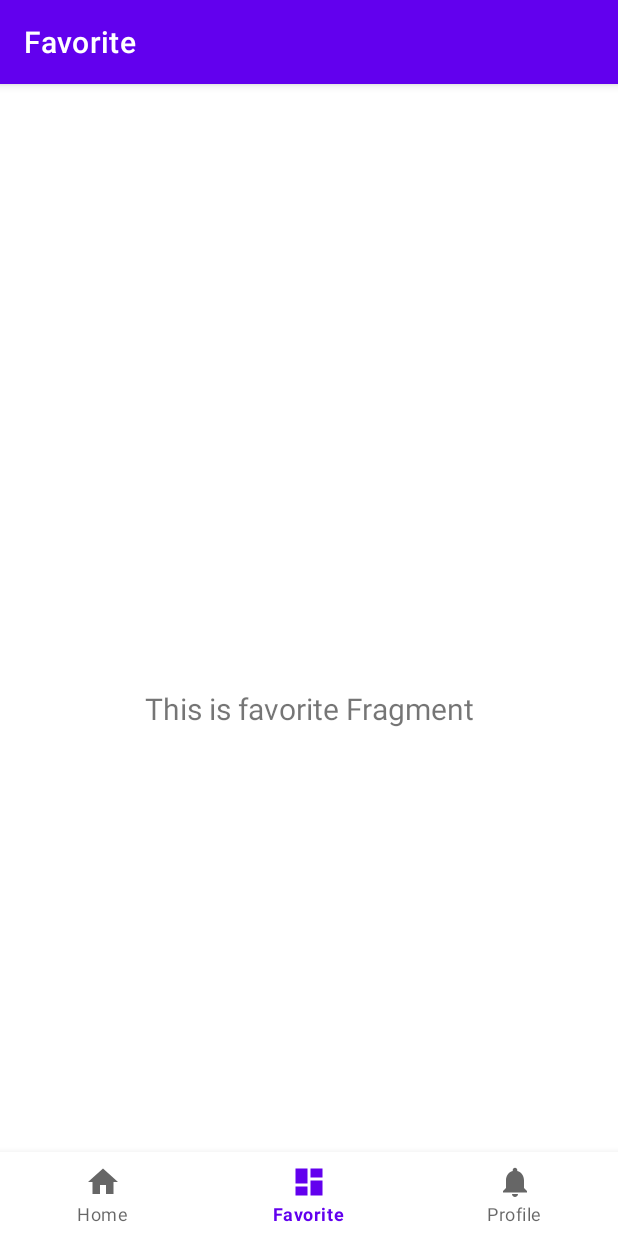
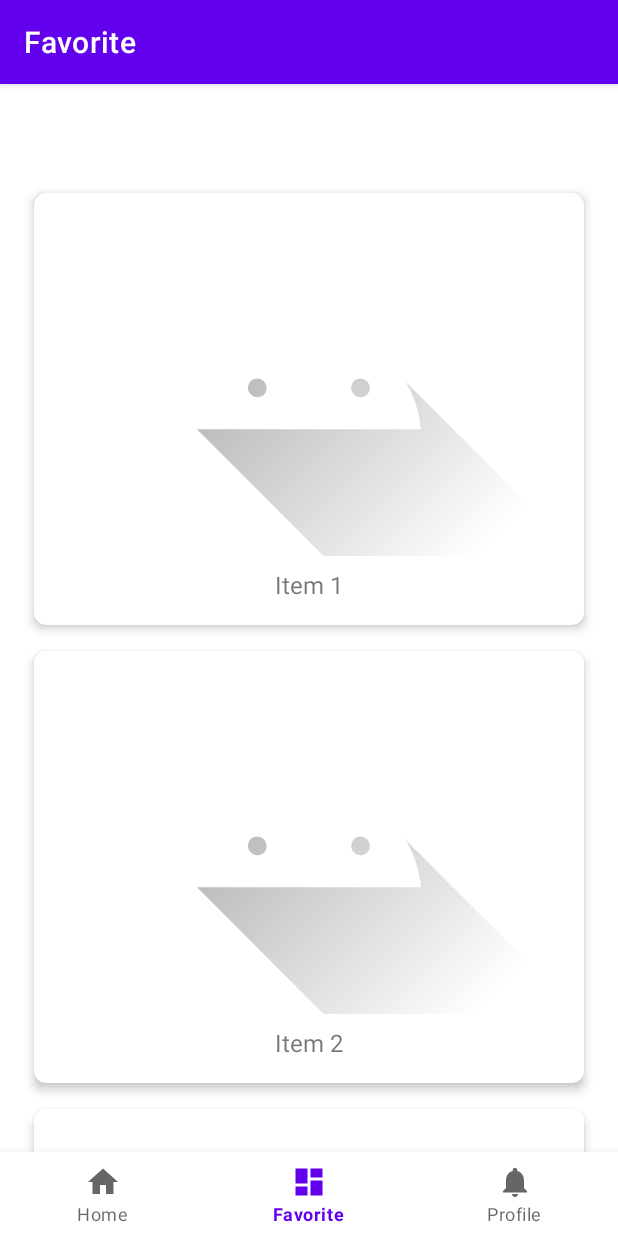
Before and after one commit to Major-Moku/501Project, an Android app: the FavoriteFragment screen opened through its navigation route, on a phone screen of 412 x 824 dp. Run offline under Robolectric (Android 15) with nearby library versions, the phone set to English and light mode, and no system bars; our stand-ins replace navigation-ui.

Commit message:
feat(): finish favorite

```diff
--- a/Android/app/build.gradle
+++ b/Android/app/build.gradle
@@ -36,7 +36,8 @@ android {
 }
 
 dependencies {
-
+    implementation 'androidx.recyclerview:recyclerview:1.2.1'
+    implementation 'com.google.android.material:material:1.8.0'
     implementation 'androidx.core:core-ktx:1.7.0'
     implementation 'androidx.appcompat:appcompat:1.6.1'
     implementation 'com.google.android.material:material:1.8.0'
--- a/Android/app/src/main/java/com/example/a501project/data/Game.kt
+++ b/Android/app/src/main/java/com/example/a501project/data/Game.kt
@@ -1,5 +1,10 @@
 package com.example.a501project.data
 
-class Game {
+class Game{
+    lateinit var name: String
+    constructor(temp: String) {
+        name = temp
+    }
+
     // TODO 一个游戏需要有哪些东西： 图标，描述，访问网络状态的方法.....
 }
--- a/Android/app/src/main/java/com/example/a501project/data/Platform.kt
+++ b/Android/app/src/main/java/com/example/a501project/data/Platform.kt
@@ -1,6 +1,7 @@
 package com.example.a501project.data
 
 class Platform {
+    lateinit var name: String
     lateinit var description: String
     val games =  ArrayList<Game>()
     // TODO 一个平台需要有哪些东西： 图标，描述，有哪些游戏，访问网络状态的方法.....
--- /dev/null
+++ b/Android/app/src/main/java/com/example/a501project/ui/adapter/GameAdapter.kt
@@ -0,0 +1,51 @@
+package com.example.a501project.ui.adapter
+
+import android.view.LayoutInflater
+import android.view.View
+import android.view.ViewGroup
+import android.widget.ImageView
+import android.widget.TextView
+import androidx.recyclerview.widget.RecyclerView
+import com.example.a501project.R
+import com.example.a501project.data.Game
+import java.util.*
+
+class GameAdapter(private val items: MutableList<Game>) : RecyclerView.Adapter<GameAdapter.ViewHolder>() , ItemTouchHelperAdapter {
+
+    class ViewHolder(itemView: View) : RecyclerView.ViewHolder(itemView) {
+        val textView: TextView = itemView.findViewById(R.id.textView)
+        val imageView: ImageView = itemView.findViewById(R.id.game_img)
+    }
+
+    override fun onCreateViewHolder(parent: ViewGroup, viewType: Int): ViewHolder {
+        val view = LayoutInflater.from(parent.context).inflate(R.layout.game_card_layout, parent, false)
+        return ViewHolder(view)
+    }
+
+    override fun onBindViewHolder(holder: ViewHolder, position: Int) {
+        holder.textView.text = items[position].name
+        holder.imageView.setImageResource(R.drawable.ic_launcher_foreground)
+    }
+
+    override fun getItemCount(): Int {
+        return items.size
+    }
+
+    override fun onItemDismiss(position: Int) {
+        items.removeAt(position)
+        notifyItemRemoved(position)
+    }
+
+    override fun onItemMove(fromPosition: Int, toPosition: Int): Boolean {
+        Collections.swap(items, fromPosition, toPosition)
+        notifyItemMoved(fromPosition, toPosition)
+        return true
+    }
+
+
+}
+
+interface ItemTouchHelperAdapter {
+    fun onItemDismiss(position: Int)
+    fun onItemMove(fromPosition: Int, toPosition: Int): Boolean
+}
--- a/Android/app/src/main/java/com/example/a501project/ui/favorite/FavoriteFragment.kt
+++ b/Android/app/src/main/java/com/example/a501project/ui/favorite/FavoriteFragment.kt
@@ -1,13 +1,21 @@
 package com.example.a501project.ui.favorite
 
+import android.content.Context
 import android.os.Bundle
 import android.view.LayoutInflater
 import android.view.View
 import android.view.ViewGroup
 import android.widget.TextView
+import androidx.appcompat.app.AppCompatActivity
 import androidx.fragment.app.Fragment
 import androidx.lifecycle.ViewModelProvider
+import androidx.recyclerview.widget.ItemTouchHelper
+import androidx.recyclerview.widget.LinearLayoutManager
+import androidx.recyclerview.widget.RecyclerView
+import com.example.a501project.R
+import com.example.a501project.data.Game
 import com.example.a501project.databinding.FragmentFavoriteBinding
+import com.example.a501project.ui.adapter.GameAdapter
 
 class FavoriteFragment : Fragment() {
 
@@ -17,21 +25,65 @@ class FavoriteFragment : Fragment() {
     // onDestroyView.
     private val binding get() = _binding!!
 
+
+    private lateinit var myActivity: AppCompatActivity // Declare a reference to the activity
+
+    override fun onAttach(context: Context) {
+        super.onAttach(context)
+        if (context is AppCompatActivity) {
+            myActivity = context // Assign the activity reference
+        }
+    }
     override fun onCreateView(
         inflater: LayoutInflater,
         container: ViewGroup?,
         savedInstanceState: Bundle?
     ): View {
-        val favoriteViewModel =
-            ViewModelProvider(this).get(FavoriteViewModel::class.java)
-
+//        val favoriteViewModel =
+//            ViewModelProvider(this).get(FavoriteViewModel::class.java)
+//
         _binding = FragmentFavoriteBinding.inflate(inflater, container, false)
         val root: View = binding.root
+//
+//        val textView: TextView = binding.textFavorite
+//        favoriteViewModel.text.observe(viewLifecycleOwner) {
+//            textView.text = it
+//        }
 
-        val textView: TextView = binding.textFavorite
-        favoriteViewModel.text.observe(viewLifecycleOwner) {
-            textView.text = it
-        }
+        // set up the favorite list
+        val recyclerView = binding.favoriteRv
+        val linearLayoutManager = LinearLayoutManager(myActivity)
+
+        recyclerView.layoutManager = linearLayoutManager
+
+        val myObjects = mutableListOf(
+            Game("Item 1"),
+            Game("Item 2"),
+            Game("Item 3")
+        )
+
+        recyclerView.adapter = GameAdapter(myObjects)
+
+        // Add swipe to delete
+        val itemTouchHelper = ItemTouchHelper(object : ItemTouchHelper.SimpleCallback(0, ItemTouchHelper.LEFT or ItemTouchHelper.RIGHT) {
+            override fun onMove(
+                recyclerView: RecyclerView,
+                viewHolder: RecyclerView.ViewHolder,
+                target: RecyclerView.ViewHolder
+            ): Boolean {
+                // Do nothing
+                return false
+            }
+
+            override fun onSwiped(viewHolder: RecyclerView.ViewHolder, direction: Int) {
+                // Remove the item from the data set
+                val position = viewHolder.adapterPosition
+                myObjects.removeAt(position)
+                recyclerView.adapter?.notifyItemRemoved(position)
+            }
+        })
+        itemTouchHelper.attachToRecyclerView(recyclerView)
+
         return root
     }
 
--- a/Android/app/src/main/res/layout/fragment_favorite.xml
+++ b/Android/app/src/main/res/layout/fragment_favorite.xml
@@ -5,6 +5,7 @@
     android:layout_width="match_parent"
     android:layout_height="match_parent"
     tools:context=".ui.favorite.FavoriteFragment">
+
 
     <TextView
         android:id="@+id/text_favorite"
@@ -19,4 +20,20 @@
         app:layout_constraintEnd_toEndOf="parent"
         app:layout_constraintStart_toStartOf="parent"
         app:layout_constraintTop_toTopOf="parent" />
+
+    <androidx.recyclerview.widget.RecyclerView
+        android:id="@+id/favorite_rv"
+        android:layout_width="match_parent"
+        android:layout_height="match_parent"
+        android:layout_marginHorizontal="16dp"
+        android:layout_marginTop="8dp"
+        android:layout_marginBottom="16dp"
+        android:overScrollMode="never"
+        android:visibility="visible"
+        app:layoutManager="androidx.recyclerview.widget.LinearLayoutManager"
+        app:layout_constraintBottom_toBottomOf="parent"
+        app:layout_constraintTop_toBottomOf="@+id/text_favorite"
+        tools:layout_editor_absoluteX="16dp"
+        tools:listitem="@layout/game_card_layout" />
+
 </androidx.constraintlayout.widget.ConstraintLayout>
--- /dev/null
+++ b/Android/app/src/main/res/layout/game_card_layout.xml
@@ -0,0 +1,44 @@
+<com.google.android.material.card.MaterialCardView
+    xmlns:app="http://schemas.android.com/apk/res-auto"
+    xmlns:tools="http://schemas.android.com/tools"
+    android:id="@+id/cardView"
+    android:layout_width="match_parent"
+    android:layout_height="wrap_content"
+    app:cardCornerRadius="8dp"
+    app:cardElevation="4dp"
+    app:cardUseCompatPadding="true"
+    app:contentPadding="8dp"
+    xmlns:android="http://schemas.android.com/apk/res/android">
+
+
+    <androidx.constraintlayout.widget.ConstraintLayout
+        android:layout_width="match_parent"
+        android:layout_height="match_parent"
+        android:paddingBottom="8dp">
+
+        <ImageView
+            android:id="@+id/game_img"
+            android:layout_width="0dp"
+            android:layout_height="0dp"
+            android:padding="0dp"
+            android:scaleType="centerCrop"
+            app:layout_constraintDimensionRatio="1.5:1"
+            app:layout_constraintEnd_toEndOf="parent"
+            app:layout_constraintStart_toStartOf="parent"
+            app:layout_constraintTop_toTopOf="parent"
+            tools:src="@drawable/ic_launcher_background" /> <!-- TODO change to its src -->
+
+        <TextView
+            android:id="@+id/textView"
+            android:layout_width="match_parent"
+            android:layout_height="wrap_content"
+            android:layout_marginTop="8dp"
+            android:text="hahaha"
+            android:textAlignment="center"
+            android:textSize="16sp"
+            app:layout_constraintBottom_toBottomOf="parent"
+            app:layout_constraintEnd_toEndOf="parent"
+            app:layout_constraintStart_toStartOf="parent"
+            app:layout_constraintTop_toBottomOf="@+id/game_img" />
+    </androidx.constraintlayout.widget.ConstraintLayout>
+</com.google.android.material.card.MaterialCardView>
```
Also changed, not shown: Android/app/src/main/java/com/example/a501project/ui/adapter/PlatformAdapter.kt (added, +29 -0 lines), Android/app/src/main/res/layout/platform_card_layout.xml (added, +45 -0 lines).
